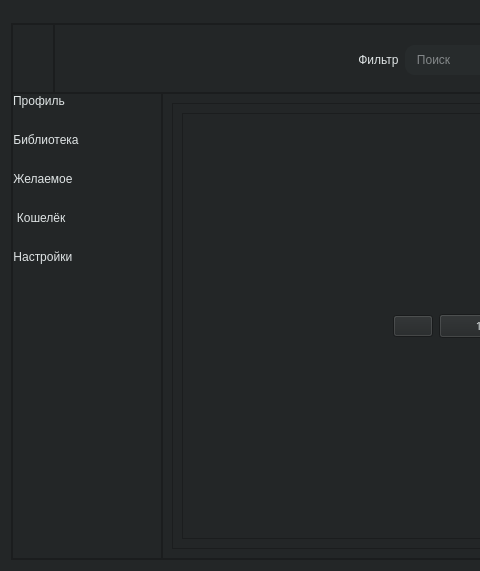
The window that AppUi/menuUI/main_menu_window_UI.ui (ToniTrum/My_EGS) describes before a commit, drawn with Qt 5; both pictures show x 0 to 480 and y 0 to 571 of the 807 by 571 pixel window.
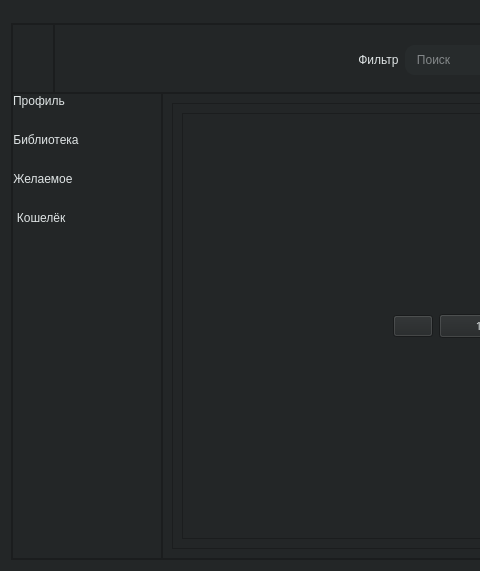
The same window after the commit. Icons and pictures are not drawn.

Diff of the .ui file:
```diff
--- a/AppUi/menuUI/main_menu_window_UI.ui
+++ b/AppUi/menuUI/main_menu_window_UI.ui
@@ -507,49 +507,6 @@
               </property>
              </widget>
             </item>
-            <item>
-             <spacer name="verticalSpacer_5">
-              <property name="orientation">
-               <enum>Qt::Vertical</enum>
-              </property>
-              <property name="sizeType">
-               <enum>QSizePolicy::Fixed</enum>
-              </property>
-              <property name="sizeHint" stdset="0">
-               <size>
-                <width>20</width>
-                <height>25</height>
-               </size>
-              </property>
-             </spacer>
-            </item>
-            <item alignment="Qt::AlignLeft">
-             <widget class="QPushButton" name="settingButton">
-              <property name="styleSheet">
-               <string notr="true">color:rgb(223, 228, 229);
-border-radius: 10%;
-font: 63 10pt &quot;Yu Gothic UI Semibold&quot;;
-border: 2px silid rgb(224, 229, 230);
-</string>
-              </property>
-              <property name="text">
-               <string>Настройки </string>
-              </property>
-              <property name="icon">
-               <iconset resource="icon.qrc">
-                <normaloff>:/icon/icon/setting.svg</normaloff>:/icon/icon/setting.svg</iconset>
-              </property>
-              <property name="iconSize">
-               <size>
-                <width>35</width>
-                <height>35</height>
-               </size>
-              </property>
-              <property name="checkable">
-               <bool>true</bool>
-              </property>
-             </widget>
-            </item>
             <item>
              <spacer name="verticalSpacer">
               <property name="orientation">
```
Left out of the diff: 6 changed lines with no effect on the pictures.
